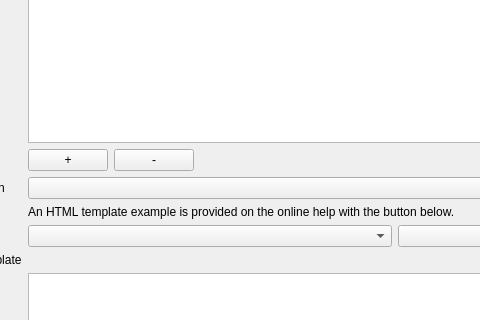
Old version of the form lizmap/resources/ui/ui_form_dataviz.ui in the repository 3liz/lizmap-plugin; both pictures show x 81 to 561 and y 250 to 570 of the 878 by 966 pixel window.
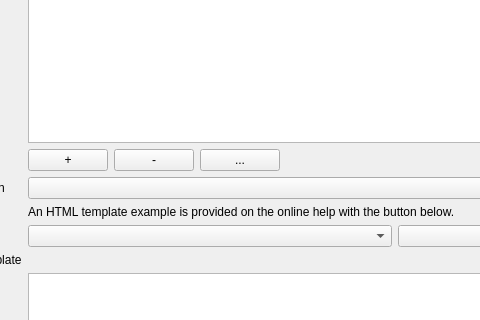
New version of the form. Custom widgets are drawn as their Qt base class.

Commit message:
Dataviz - Allow to edit a trace of the chart
The selected trace can be edited with a new button or a double click,
to change its field, its aggregation or its color.

What changed in the file:
```diff
--- a/lizmap/resources/ui/ui_form_dataviz.ui
+++ b/lizmap/resources/ui/ui_form_dataviz.ui
@@ -152,6 +152,13 @@
              </property>
             </widget>
            </item>
+           <item>
+            <widget class="QPushButton" name="edit_trace">
+             <property name="text">
+              <string notr="true">...</string>
+             </property>
+            </widget>
+           </item>
            <item>
             <spacer name="horizontalSpacer">
              <property name="orientation">
```
The commit also changes 4 other files.
